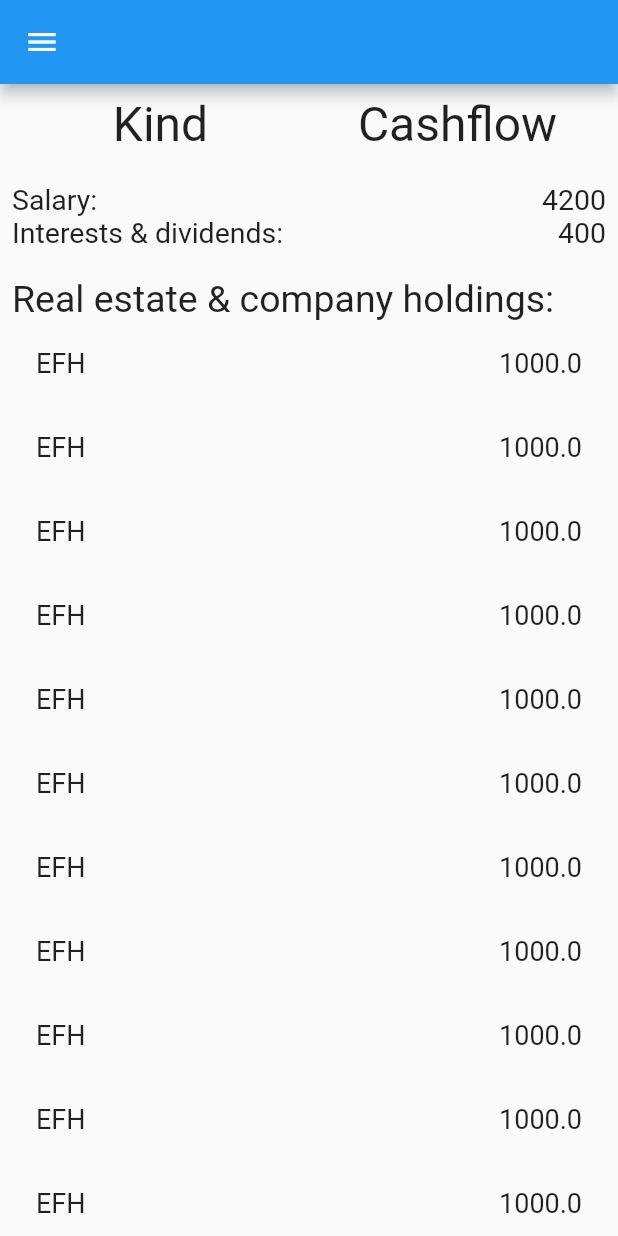
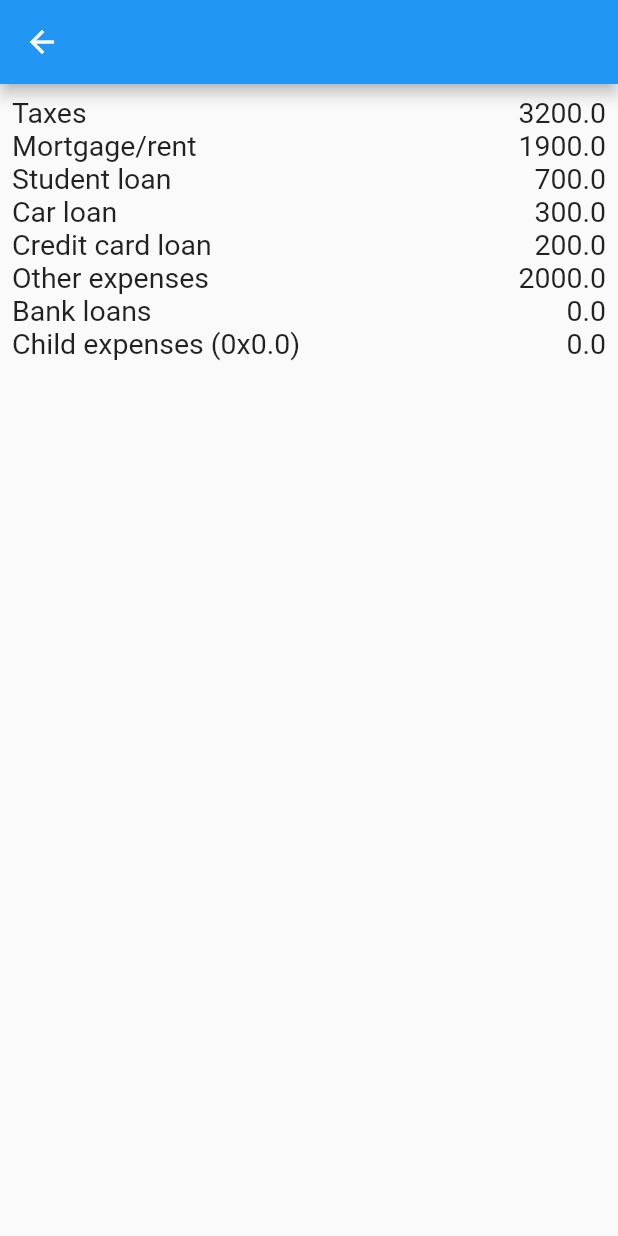
Before and after one commit to AntsInMyEy3sJohnson/cashflow-sheet-helper, a Flutter app: the ScaffoldWrapper screen opened by its route, on a phone screen of 412 x 824 dp. Run offline on Flutter 3.47's test engine with Material 2 defaults, Android fonts, the phone set to English and light mode, and no system bars.

Commit message:
First iteration of Expenses page

```diff
--- a/lib/data/player.dart
+++ b/lib/data/player.dart
@@ -17,6 +17,7 @@ class Player {
   double bankLoan;
   int numChildren;
   double expensesPerChild;
+  double totalChildExpenses;
   double passiveIncome;
   double totalIncome;
   double totalExpenses;
@@ -38,6 +39,7 @@ class Player {
     this.bankLoan = 0;
     this.numChildren = 0;
     this.expensesPerChild = 0;
+    this.totalChildExpenses = expensesPerChild * numChildren;
     this.passiveIncome = 0;
     this.totalIncome = activeIncome + passiveIncome;
     this.totalExpenses = taxes +
--- a/lib/routes.dart
+++ b/lib/routes.dart
@@ -1,3 +1,4 @@
+import 'package:cashflow_sheet_helper/routes/expenses.dart';
 import 'package:cashflow_sheet_helper/routes/income.dart';
 import 'package:cashflow_sheet_helper/routes/overview.dart';
 import 'package:cashflow_sheet_helper/scaffold_wrapper.dart';
@@ -13,13 +14,14 @@ class RouteGenerator {
             builder: (_) => ScaffoldWrapper(const Overview()));
       case Income.ROUTE_ID:
         return MaterialPageRoute(
-          builder: (_) => ScaffoldWrapper(const Income())
-        );
+            builder: (_) => ScaffoldWrapper(const Income()));
+      case Expenses.ROUTE_ID:
+        return MaterialPageRoute(
+            builder: (_) => ScaffoldWrapper(const Expenses()));
       default:
         throw RouteException("No such route: ${routeSettings.name}");
     }
   }
-
 }
 
 class RouteException implements Exception {
--- /dev/null
+++ b/lib/routes/expenses.dart
@@ -0,0 +1,48 @@
+import 'package:cashflow_sheet_helper/data/player.dart';
+import 'package:cashflow_sheet_helper/widgets/two_text_field_row.dart';
+import 'package:flutter/material.dart';
+
+class Expenses extends StatelessWidget {
+
+  static const String ROUTE_ID = "/expenses";
+  static const String TITLE_FOR_APP_BAR = "Your expenses";
+
+  // TODO Pass this state around with Provider and Consumer
+  // Or save and load using hydrated_bloc?
+
+  static final Player _player = Player.withProperties(
+      title: "Doctor",
+      dream: "Magnum Ferrari",
+      activeIncome: 13200,
+      taxes: 3200,
+      mortgageOrRent: 1900,
+      studentLoan: 700,
+      carLoan: 300,
+      creditCardLoan: 200,
+      otherExpenses: 2000,
+      assets: 3500);
+
+  const Expenses();
+
+  @override
+  Widget build(BuildContext context) {
+    return Padding(
+      padding: const EdgeInsets.all(8.0),
+      child: Column(
+        crossAxisAlignment: CrossAxisAlignment.start,
+        mainAxisAlignment: MainAxisAlignment.start,
+        children: [
+          TwoTextFieldRow("Taxes", "${_player.taxes}", 19),
+          TwoTextFieldRow("Mortgage/rent", "${_player.mortgageOrRent}", 19),
+          TwoTextFieldRow("Student loan", "${_player.studentLoan}", 19),
+          TwoTextFieldRow("Car loan", "${_player.carLoan}", 19),
+          TwoTextFieldRow("Credit card loan", "${_player.creditCardLoan}", 19),
+          TwoTextFieldRow("Other expenses", "${_player.otherExpenses}", 19),
+          TwoTextFieldRow("Bank loans", "${_player.bankLoan}", 19),
+          TwoTextFieldRow("Child expenses (${_player.numChildren}x${_player.expensesPerChild})", "${_player.totalChildExpenses}", 19),
+        ],
+      ),
+    );
+  }
+
+}
--- a/lib/routes/income.dart
+++ b/lib/routes/income.dart
@@ -4,11 +4,13 @@ import 'package:cashflow_sheet_helper/widgets/variable_size_text_field.dart';
 import 'package:flutter/material.dart';
 
 class Income extends StatelessWidget {
+
   static const String ROUTE_ID = "/income";
+  static const String TITLE_FOR_APP_BAR = "Your income";
 
   // TODO Pass this state around with Provider and Consumer
   static final Player _player = Player.withProperties(
-      title: "Docor",
+      title: "Doctor",
       dream: "Magnum Ferrari",
       activeIncome: 13200,
       taxes: 3200,
--- a/lib/routes/overview.dart
+++ b/lib/routes/overview.dart
@@ -4,9 +4,10 @@ import 'package:flutter/material.dart';
 
 class Overview extends StatelessWidget {
   static const ROUTE_ID = "/";
+  static const String TITLE_FOR_APP_BAR = "Cashflow Overview";
 
   static final Player _player = Player.withProperties(
-      title: "Docor",
+      title: "Doctor",
       dream: "Magnum Ferrari",
       activeIncome: 13200,
       taxes: 3200,
--- a/lib/scaffold_wrapper.dart
+++ b/lib/scaffold_wrapper.dart
@@ -1,7 +1,15 @@
+import 'package:cashflow_sheet_helper/routes/expenses.dart';
 import 'package:cashflow_sheet_helper/routes/income.dart';
+import 'package:cashflow_sheet_helper/routes/overview.dart';
 import 'package:flutter/material.dart';
 
 class ScaffoldWrapper extends StatelessWidget {
+
+  static final Map<String, String> appBarTitles = <String, String> {
+    Overview.ROUTE_ID: Overview.TITLE_FOR_APP_BAR,
+    Income.ROUTE_ID: Income.TITLE_FOR_APP_BAR,
+    Expenses.ROUTE_ID: Expenses.TITLE_FOR_APP_BAR,
+  };
 
   final Widget body;
 
@@ -9,9 +17,11 @@ class ScaffoldWrapper extends StatelessWidget {
 
   @override
   Widget build(BuildContext context) {
+
     return Scaffold(
       appBar: AppBar(),
-      drawer: Drawer(
+      // Navigator.canPop(context) ? null :
+      drawer: Navigator.canPop(context) ? null : Drawer(
         child: ListView(
           padding: EdgeInsets.zero,
           children: [
@@ -21,6 +31,10 @@ class ScaffoldWrapper extends StatelessWidget {
             ListTile(
               title: const Text("Income"),
               onTap: () => Navigator.pushNamed(context, Income.ROUTE_ID),
+            ),
+            ListTile(
+              title: const Text("Expenses"),
+              onTap: () => Navigator.pushNamed(context, Expenses.ROUTE_ID),
             )
           ],
         ),
--- a/lib/widgets/two_text_field_row.dart
+++ b/lib/widgets/two_text_field_row.dart
@@ -13,23 +13,17 @@ class TwoTextFieldRow extends StatelessWidget {
 
   @override
   Widget build(BuildContext context) {
-    TextAlign left;
-    TextAlign right;
-
-    if (customTextAlign == null) {
-      left = TextAlign.left;
-      right = TextAlign.right;
-    } else {
-      left = customTextAlign;
-      right = customTextAlign;
-    }
-
     return Row(
       mainAxisAlignment: MainAxisAlignment.spaceBetween,
       children: [
-        Expanded(child: VariableSizeTextField(leftTextFieldText, fontSize, left)),
         Expanded(
-            child: VariableSizeTextField(rightTextFieldText, fontSize, right)),
+          child: VariableSizeTextField(
+              leftTextFieldText, fontSize, customTextAlign ?? TextAlign.left),
+        ),
+        Expanded(
+          child: VariableSizeTextField(
+              rightTextFieldText, fontSize, customTextAlign ?? TextAlign.right),
+        ),
       ],
     );
   }
```
